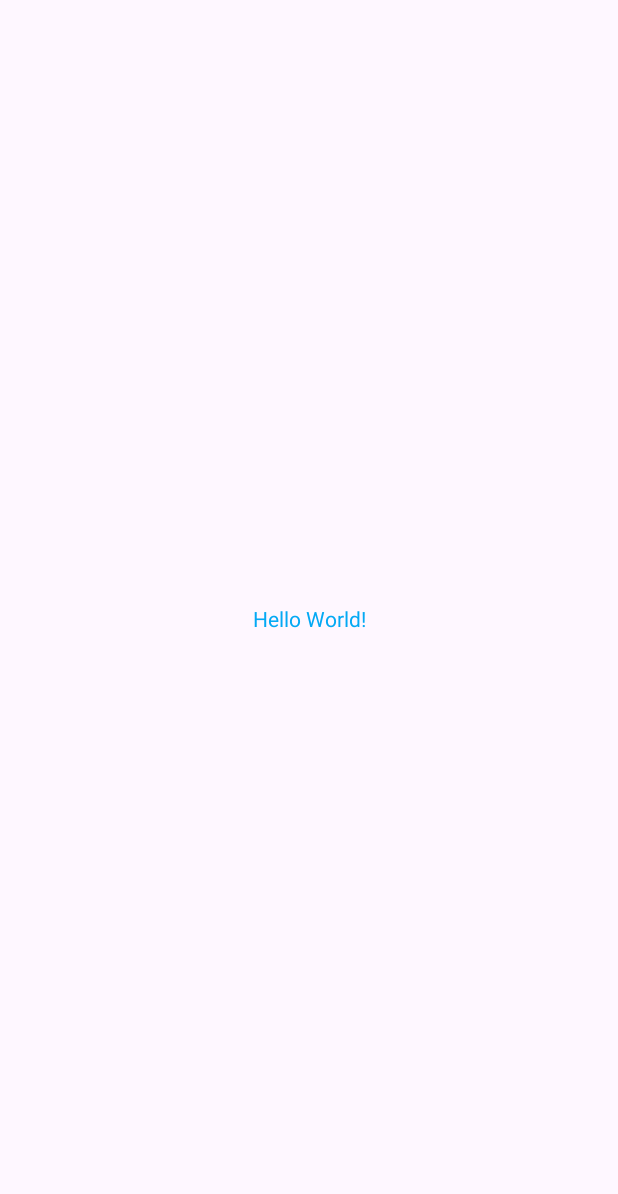
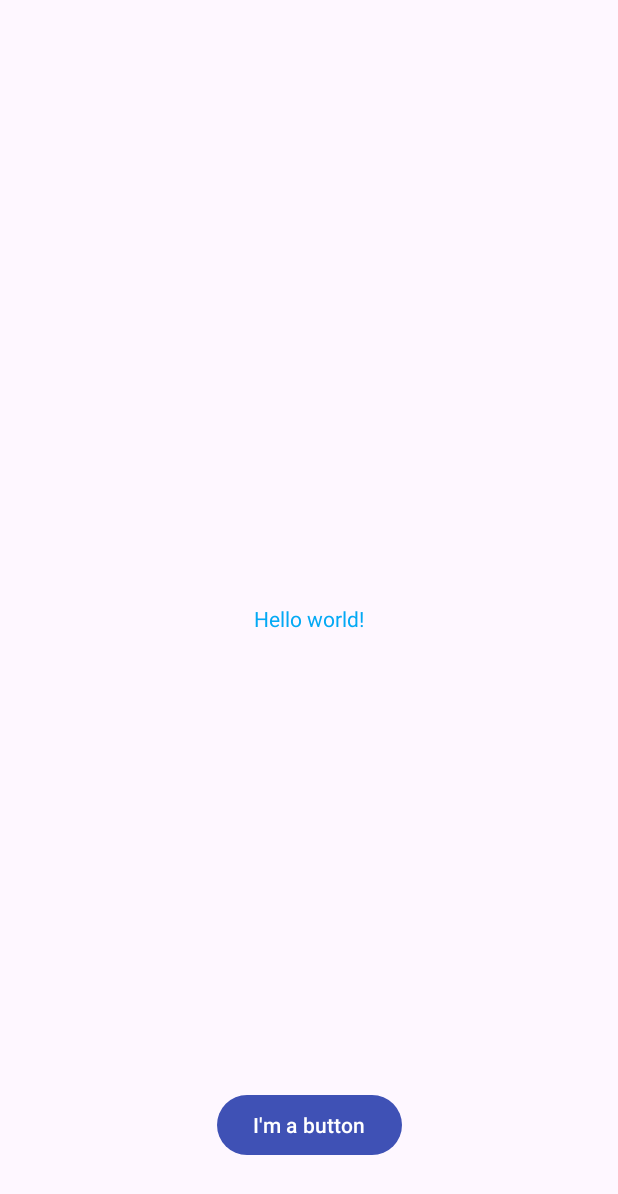
Before and after one commit to ao1208/LeesAndroidLabs, an Android app: the screen it shows after launch (MainActivity), on a phone screen of 412 x 824 dp. Before the commit the part shown is almost empty. Shown: the top 1194 px of the screen. Run offline under Robolectric (Android 15) with nearby library versions, the phone set to English and light mode, and no system bars.

Commit message:
Third commit: added a button and zh-tw language support
Signed-off-by: Wan-Hsuan Lee <lee00834@algonquinlive.com>

```diff
--- a/app/src/main/res/layout/activity_main.xml
+++ b/app/src/main/res/layout/activity_main.xml
@@ -7,12 +7,23 @@
     tools:context=".MainActivity">
 
     <TextView
+        android:id="@+id/textView"
         android:layout_width="wrap_content"
         android:layout_height="wrap_content"
-        android:text="Hello World!"
+        android:text="@string/hello_message"
         app:layout_constraintBottom_toBottomOf="parent"
         app:layout_constraintEnd_toEndOf="parent"
         app:layout_constraintStart_toStartOf="parent"
         app:layout_constraintTop_toTopOf="parent" />
 
+    <Button
+        android:layout_width="wrap_content"
+        android:layout_height="wrap_content"
+        android:layout_marginBottom="50dp"
+        android:text="@string/button_message"
+        app:layout_constraintBottom_toBottomOf="parent"
+        app:layout_constraintEnd_toEndOf="parent"
+        app:layout_constraintStart_toStartOf="parent"
+        app:layout_constraintHorizontal_bias="0.5" />
+
 </androidx.constraintlayout.widget.ConstraintLayout>
--- a/app/src/main/res/values/strings.xml
+++ b/app/src/main/res/values/strings.xml
@@ -1,3 +1,5 @@
 <resources>
     <string name="app_name">Lee\'s Android Labs</string>
+    <string name="hello_message">Hello world!</string>
+    <string name="button_message">I\'m a button</string>
 </resources>
```
Also changed, not shown: 1 other file.
